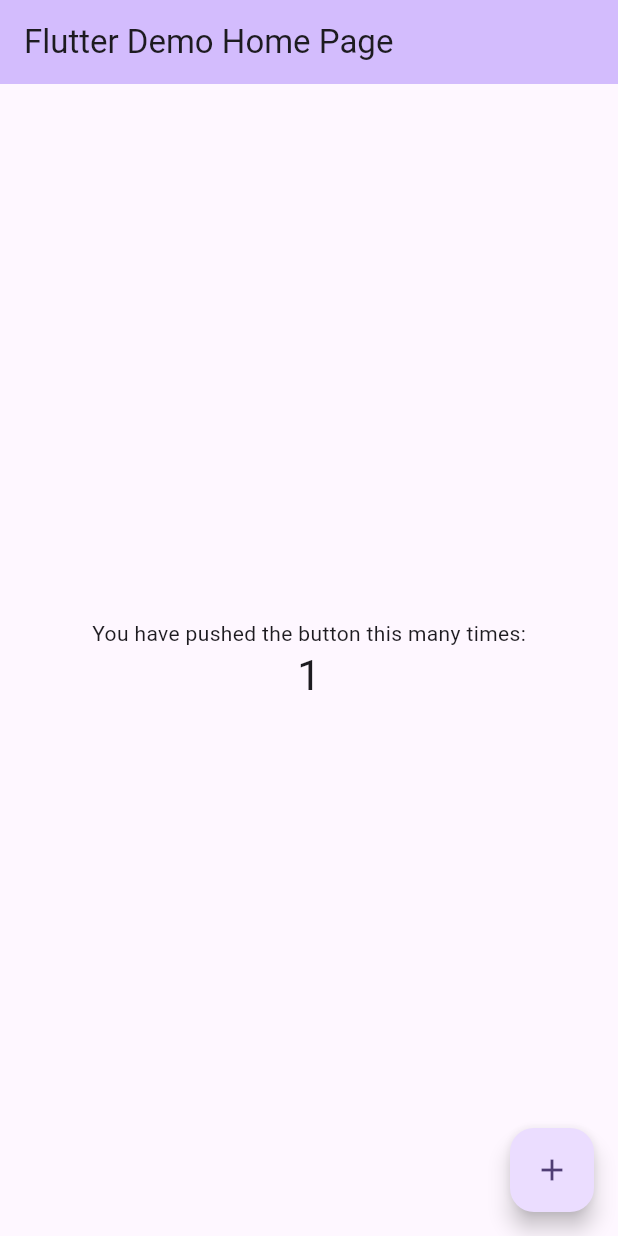
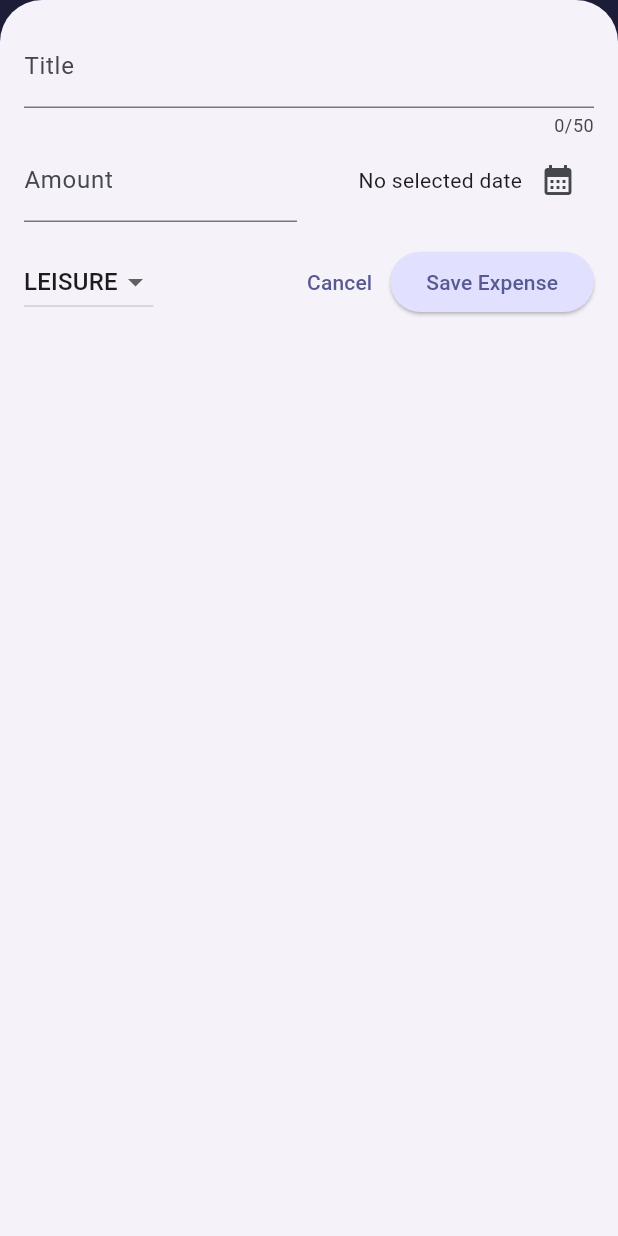
Before and after one commit to fillipessampaio/flutter_expense_tracker, a Flutter app: the screen it shows after launch, after a tap on the "add" icon, on a phone screen of 412 x 824 dp. Run offline on Flutter 3.47's test engine with Material 3 defaults, Android fonts, the phone set to English and light mode, and no system bars.

Commit message:
Second commit

```diff
--- a/lib/main.dart
+++ b/lib/main.dart
@@ -1,125 +1,31 @@
-import 'package:flutter/material.dart';
+import "package:flutter/material.dart";
+import 'package:flutter_expense_tracker/widgets/expenses.dart';
+
+var kColorScheme =
+    ColorScheme.fromSeed(seedColor: const Color.fromARGB(255, 5, 5, 86));
 
 void main() {
-  runApp(const MyApp());
+  runApp(
+    MaterialApp(
+      theme: ThemeData().copyWith(
+        colorScheme: kColorScheme,
+        appBarTheme: const AppBarTheme().copyWith(
+          backgroundColor: kColorScheme.onPrimaryContainer,
+          foregroundColor: kColorScheme.primaryContainer,
+        ),
+        cardTheme: CardTheme().copyWith(
+          color: kColorScheme.secondaryContainer,
+          margin: EdgeInsets.all(8),
+        ),
+        elevatedButtonTheme: ElevatedButtonThemeData(
+          style: ElevatedButton.styleFrom(
+            backgroundColor: kColorScheme.primaryContainer,
+          ),
+        ),
+
+      ),
+      darkTheme: ThemeData.dark().copyWith(),
+      home: const Expenses(),
+    ),
+  );
 }
-
-class MyApp extends StatelessWidget {
-  const MyApp({super.key});
-
-  // This widget is the root of your application.
-  @override
-  Widget build(BuildContext context) {
-    return MaterialApp(
-      title: 'Flutter Demo',
-      theme: ThemeData(
-        // This is the theme of your application.
-        //
-        // TRY THIS: Try running your application with "flutter run". You'll see
-        // the application has a purple toolbar. Then, without quitting the app,
-        // try changing the seedColor in the colorScheme below to Colors.green
-        // and then invoke "hot reload" (save your changes or press the "hot
-        // reload" button in a Flutter-supported IDE, or press "r" if you used
-        // the command line to start the app).
-        //
-        // Notice that the counter didn't reset back to zero; the application
-        // state is not lost during the reload. To reset the state, use hot
-        // restart instead.
-        //
-        // This works for code too, not just values: Most code changes can be
-        // tested with just a hot reload.
-        colorScheme: ColorScheme.fromSeed(seedColor: Colors.deepPurple),
-        useMaterial3: true,
-      ),
-      home: const MyHomePage(title: 'Flutter Demo Home Page'),
-    );
-  }
-}
-
-class MyHomePage extends StatefulWidget {
-  const MyHomePage({super.key, required this.title});
-
-  // This widget is the home page of your application. It is stateful, meaning
-  // that it has a State object (defined below) that contains fields that affect
-  // how it looks.
-
-  // This class is the configuration for the state. It holds the values (in this
-  // case the title) provided by the parent (in this case the App widget) and
-  // used by the build method of the State. Fields in a Widget subclass are
-  // always marked "final".
-
-  final String title;
-
-  @override
-  State<MyHomePage> createState() => _MyHomePageState();
-}
-
-class _MyHomePageState extends State<MyHomePage> {
-  int _counter = 0;
-
-  void _incrementCounter() {
-    setState(() {
-      // This call to setState tells the Flutter framework that something has
-      // changed in this State, which causes it to rerun the build method below
-      // so that the display can reflect the updated values. If we changed
-      // _counter without calling setState(), then the build method would not be
-      // called again, and so nothing would appear to happen.
-      _counter++;
-    });
-  }
-
-  @override
-  Widget build(BuildContext context) {
-    // This method is rerun every time setState is called, for instance as done
-    // by the _incrementCounter method above.
-    //
-    // The Flutter framework has been optimized to make rerunning build methods
-    // fast, so that you can just rebuild anything that needs updating rather
-    // than having to individually change instances of widgets.
-    return Scaffold(
-      appBar: AppBar(
-        // TRY THIS: Try changing the color here to a specific color (to
-        // Colors.amber, perhaps?) and trigger a hot reload to see the AppBar
-        // change color while the other colors stay the same.
-        backgroundColor: Theme.of(context).colorScheme.inversePrimary,
-        // Here we take the value from the MyHomePage object that was created by
-        // the App.build method, and use it to set our appbar title.
-        title: Text(widget.title),
-      ),
-      body: Center(
-        // Center is a layout widget. It takes a single child and positions it
-        // in the middle of the parent.
-        child: Column(
-          // Column is also a layout widget. It takes a list of children and
-          // arranges them vertically. By default, it sizes itself to fit its
-          // children horizontally, and tries to be as tall as its parent.
-          //
-          // Column has various properties to control how it sizes itself and
-          // how it positions its children. Here we use mainAxisAlignment to
-          // center the children vertically; the main axis here is the vertical
-          // axis because Columns are vertical (the cross axis would be
-          // horizontal).
-          //
-          // TRY THIS: Invoke "debug painting" (choose the "Toggle Debug Paint"
-          // action in the IDE, or press "p" in the console), to see the
-          // wireframe for each widget.
-          mainAxisAlignment: MainAxisAlignment.center,
-          children: <Widget>[
-            const Text(
-              'You have pushed the button this many times:',
-            ),
-            Text(
-              '$_counter',
-              style: Theme.of(context).textTheme.headlineMedium,
-            ),
-          ],
-        ),
-      ),
-      floatingActionButton: FloatingActionButton(
-        onPressed: _incrementCounter,
-        tooltip: 'Increment',
-        child: const Icon(Icons.add),
-      ), // This trailing comma makes auto-formatting nicer for build methods.
-    );
-  }
-}
--- /dev/null
+++ b/lib/models/expense.dart
@@ -0,0 +1,58 @@
+import 'package:flutter/material.dart';
+import 'package:uuid/uuid.dart';
+import 'package:intl/intl.dart';
+
+const uuid = Uuid();
+
+DateFormat formatter = DateFormat.yMd();
+
+enum Category { food, travel, leisure, work }
+
+const categoryIcons = {
+  Category.food: Icons.lunch_dining,
+  Category.travel: Icons.flight_takeoff,
+  Category.leisure: Icons.movie,
+  Category.work: Icons.work,
+};
+
+class Expense {
+  Expense({
+    required this.title,
+    required this.amount,
+    required this.date,
+    required this.category,
+  }) : id = uuid.v4();
+
+  final String id;
+  final String title;
+  final double amount;
+  final DateTime date;
+  final Category category;
+
+  String get formattedDate {
+    return formatter.format(date);
+  }
+}
+
+class ExpenseBucket {
+  const ExpenseBucket({
+    required this.category,
+    required this.expenses,
+  });
+
+  ExpenseBucket.forCategory(List<Expense> allExpenses, this.category)
+      : expenses = allExpenses
+            .where((expense) => expense.category == category)
+            .toList();
+
+  final Category category;
+  final List<Expense> expenses;
+
+  double get totalExpenses {
+    double sum = 0;
+    for (final expense in expenses) {
+      sum += expense.amount;
+    }
+    return sum;
+  }
+}
--- /dev/null
+++ b/lib/widgets/chart/chart.dart
@@ -0,0 +1,95 @@
+import 'package:flutter/material.dart';
+
+import 'package:flutter_expense_tracker/widgets/chart/chart_bar.dart';
+import 'package:flutter_expense_tracker/models/expense.dart';
+
+class Chart extends StatelessWidget {
+  const Chart({super.key, required this.expenses});
+
+  final List<Expense> expenses;
+
+  List<ExpenseBucket> get buckets {
+    return [
+      ExpenseBucket.forCategory(expenses, Category.food),
+      ExpenseBucket.forCategory(expenses, Category.leisure),
+      ExpenseBucket.forCategory(expenses, Category.travel),
+      ExpenseBucket.forCategory(expenses, Category.work),
+    ];
+  }
+
+  double get maxTotalExpense {
+    double maxTotalExpense = 0;
+
+    for (final bucket in buckets) {
+      if (bucket.totalExpenses > maxTotalExpense) {
+        maxTotalExpense = bucket.totalExpenses;
+      }
+    }
+
+    return maxTotalExpense;
+  }
+
+  @override
+  Widget build(BuildContext context) {
+    final isDarkMode =
+        MediaQuery.of(context).platformBrightness == Brightness.dark;
+    return Container(
+      margin: const EdgeInsets.all(16),
+      padding: const EdgeInsets.symmetric(
+        vertical: 16,
+        horizontal: 8,
+      ),
+      width: double.infinity,
+      height: 180,
+      decoration: BoxDecoration(
+        borderRadius: BorderRadius.circular(8),
+        gradient: LinearGradient(
+          colors: [
+            Theme.of(context).colorScheme.primary.withOpacity(0.3),
+            Theme.of(context).colorScheme.primary.withOpacity(0.0)
+          ],
+          begin: Alignment.bottomCenter,
+          end: Alignment.topCenter,
+        ),
+      ),
+      child: Column(
+        children: [
+          Expanded(
+            child: Row(
+              crossAxisAlignment: CrossAxisAlignment.end,
+              children: [
+                for (final bucket in buckets) // alternative to map()
+                  ChartBar(
+                    fill: bucket.totalExpenses == 0
+                        ? 0
+                        : bucket.totalExpenses / maxTotalExpense,
+                  )
+              ],
+            ),
+          ),
+          const SizedBox(height: 12),
+          Row(
+            children: buckets
+                .map(
+                  (bucket) => Expanded(
+                    child: Padding(
+                      padding: const EdgeInsets.symmetric(horizontal: 4),
+                      child: Icon(
+                        categoryIcons[bucket.category],
+                        color: isDarkMode
+                            ? Theme.of(context).colorScheme.secondary
+                            : Theme.of(context)
+                                .colorScheme
+                                .primary
+                                .withOpacity(0.7),
+                      ),
+                    ),
+                  ),
+                )
+                .toList(),
+          )
+        ],
+      ),
+    );
+  }
+}
--- /dev/null
+++ b/lib/widgets/chart/chart_bar.dart
@@ -0,0 +1,34 @@
+import 'package:flutter/material.dart';
+
+class ChartBar extends StatelessWidget {
+  const ChartBar({
+    super.key,
+    required this.fill,
+  });
+
+  final double fill;
+
+  @override
+  Widget build(BuildContext context) {
+    final isDarkMode =
+        MediaQuery.of(context).platformBrightness == Brightness.dark;
+    return Expanded(
+      child: Padding(
+        padding: const EdgeInsets.symmetric(horizontal: 4),
+        child: FractionallySizedBox(
+          heightFactor: fill,
+          child: DecoratedBox(
+            decoration: BoxDecoration(
+              shape: BoxShape.rectangle,
+              borderRadius:
+                  const BorderRadius.vertical(top: Radius.circular(8)),
+              color: isDarkMode
+                  ? Theme.of(context).colorScheme.secondary
+                  : Theme.of(context).colorScheme.primary.withOpacity(0.65),
+            ),
+          ),
+        ),
+      ),
+    );
+  }
+}
--- /dev/null
+++ b/lib/widgets/expenses.dart
@@ -0,0 +1,94 @@
+import "package:flutter/material.dart";
+import "package:flutter_expense_tracker/widgets/chart/chart.dart";
+import 'package:flutter_expense_tracker/widgets/expenses_list/expenses_list.dart';
+import "package:flutter_expense_tracker/models/expense.dart";
+import "package:flutter_expense_tracker/widgets/new_expense.dart";
+
+class Expenses extends StatefulWidget {
+  const Expenses({super.key});
+
+  @override
+  State<Expenses> createState() => _ExpensesState();
+}
+
+class _ExpensesState extends State<Expenses> {
+  final List<Expense> _registeredExpenses = [
+    Expense(
+      title: 'Flutter course',
+      amount: 19.90,
+      date: DateTime.now(),
+      category: Category.work,
+    ),
+    Expense(
+      title: 'Cinema',
+      amount: 8.99,
+      date: DateTime.now(),
+      category: Category.leisure,
+    ),
+  ];
+
+  void _openAddExpenseOverlay() {
+    showModalBottomSheet(
+      isScrollControlled: true,
+      useSafeArea: true,
+      context: context,
+      builder: (ctx) => NewExpense(onAddExpense: _addExpense),
+    );
+  }
+
+  void _addExpense(Expense expense) {
+    setState(() {
+      _registeredExpenses.add(expense);
+    });
+  }
+
+  void _removeExpense(Expense expense) {
+    final expenseIndex = _registeredExpenses.indexOf(expense);
+    setState(() {
+      _registeredExpenses.remove(expense);
+    });
+    ScaffoldMessenger.of(context).clearSnackBars();
+    ScaffoldMessenger.of(context).showSnackBar(
+      SnackBar(
+        duration: const Duration(seconds: 3),
+        content: const Text('Expense deleted.'),
+        action: SnackBarAction(
+            label: 'Undo',
+            onPressed: () {
+              setState(() {
+                _registeredExpenses.insert(expenseIndex, expense);
+              });
+            }),
+      ),
+    );
+  }
+
+  @override
+  Widget build(BuildContext context) {
+    Widget mainContent = const Center(child: Text('No expense registered. Please add some.'));
+
+    if (_registeredExpenses.isNotEmpty) {
+      mainContent = ExpensesList(expenses: _registeredExpenses, onRemoveExpense: _removeExpense);
+    }
+
+    return Scaffold(
+      appBar: AppBar(
+        title: const Text('My Expenses Tracker'),
+        actions: [
+          IconButton(
+            onPressed: _openAddExpenseOverlay,
+            icon: const Icon(Icons.add),
+          ),
+        ],
+      ),
+      body: Column(
+        children: [
+          Chart(expenses: _registeredExpenses),
+          Expanded(
+            child: mainContent
+          ),
+        ],
+      ),
+    );
+  }
+}
--- /dev/null
+++ b/lib/widgets/expenses_list/expense_item.dart
@@ -0,0 +1,36 @@
+import 'package:flutter/material.dart';
+import 'package:flutter_expense_tracker/models/expense.dart';
+
+class ExpenseItem extends StatelessWidget {
+  const ExpenseItem({super.key, required this.expense});
+
+  final Expense expense;
+
+  @override
+  Widget build(BuildContext context) {
+    return Card(
+      child: Padding(
+        padding: const EdgeInsets.all(16),
+        child: Column(
+          crossAxisAlignment: CrossAxisAlignment.start,
+          children: [
+            Text(expense.title),
+            Row(
+              children: [
+                Text('\$${expense.amount.toStringAsFixed(2)}'),
+                const Spacer(),
+                Row(
+                  children: [
+                    Icon(categoryIcons[expense.category]),
+                    const SizedBox(width: 8),
+                    Text(expense.formattedDate),
+                  ],
+                ),
+              ],
+            ),
+          ],
+        ),
+      ),
+    );
+  }
+}
--- /dev/null
+++ b/lib/widgets/expenses_list/expenses_list.dart
@@ -0,0 +1,26 @@
+import 'package:flutter/material.dart';
+import 'package:flutter_expense_tracker/models/expense.dart';
+import 'package:flutter_expense_tracker/widgets/expenses_list/expense_item.dart';
+
+class ExpensesList extends StatelessWidget {
+  const ExpensesList({
+    super.key,
+    required this.expenses,
+    required this.onRemoveExpense,
+  });
+
+  final List<Expense> expenses;
+  final void Function(Expense expense) onRemoveExpense;
+
+  @override
+  Widget build(BuildContext context) {
+    return ListView.builder(
+      itemCount: expenses.length,
+      itemBuilder: (ctx, index) => Dismissible(
+        key: ValueKey(expenses[index]),
+        onDismissed: (direction) => onRemoveExpense(expenses[index]),
+        child: ExpenseItem(expense: expenses[index]),
+      ),
+    );
+  }
+}
--- /dev/null
+++ b/lib/widgets/new_expense.dart
@@ -0,0 +1,165 @@
+import 'package:flutter/material.dart';
+import 'package:flutter_expense_tracker/models/expense.dart';
+
+class NewExpense extends StatefulWidget {
+  const NewExpense({super.key, required this.onAddExpense});
+
+  final void Function(Expense expense) onAddExpense;
+
+  @override
+  State<NewExpense> createState() => _NewExpenseState();
+}
+
+class _NewExpenseState extends State<NewExpense> {
+  final _titleController = TextEditingController();
+  final _amountController = TextEditingController();
+  DateTime? _selectedDate;
+  Category _selectedCategory = Category.leisure;
+
+  void _presentDatePicker() async {
+    final now = DateTime.now();
+    final firstDate = DateTime(now.year - 1, now.month, now.day);
+    final pickedDate = await showDatePicker(
+      context: context,
+      firstDate: firstDate,
+      lastDate: now,
+      initialDate: now,
+    );
+    setState(() {
+      _selectedDate = pickedDate;
+    });
+  }
+
+  void _submitExpenseData() {
+    final titleIsInvalid = _titleController.text.trim().isEmpty;
+    final enteredAmount = double.tryParse(_amountController.text.trim());
+    final amountIsInvalid = enteredAmount == null || enteredAmount <= 0;
+    final dateIsInvalid = _selectedDate == null;
+    if (titleIsInvalid || amountIsInvalid || dateIsInvalid) {
+      showDialog(
+        context: context,
+        builder: (ctx) => AlertDialog(
+          title: const Text('Invalid input'),
+          content: const Text(
+              'Please make sure a valid title, amount, date, and category was entered.'),
+          actions: [
+            TextButton(
+              onPressed: () {
+                Navigator.pop(ctx);
+              },
+              child: const Text('Okay'),
+            ),
+          ],
+        ),
+      );
+      return;
+    }
+
+    widget.onAddExpense(
+      Expense(
+          title: _titleController.text.trim(),
+          amount: enteredAmount,
+          date: _selectedDate!,
+          category: _selectedCategory),
+    );
+    Navigator.pop(context);
+  }
+
+  @override
+  void dispose() {
+    _titleController.dispose();
+    _amountController.dispose();
+    super.dispose();
+  }
+
+  @override
+  Widget build(BuildContext context) {
+    return Padding(
+      padding: const EdgeInsets.all(16),
+      child: Column(
+        children: [
+          TextField(
+            controller: _titleController,
+            maxLength: 50,
+            decoration: const InputDecoration(
+              label: Text('Title'),
+            ),
+          ),
+          Row(
+            children: [
+              Expanded(
+                child: TextField(
+                  controller: _amountController,
+                  keyboardType: TextInputType.number,
+                  decoration: const InputDecoration(
+                    prefix: Text('\$ '),
+                    label: Text('Amount'),
+                  ),
+                ),
+              ),
+              const SizedBox(
+                width: 16,
+              ),
+              Expanded(
+                child: Row(
+                  mainAxisAlignment: MainAxisAlignment.end,
+                  crossAxisAlignment: CrossAxisAlignment.center,
+                  children: [
+                    Text(_selectedDate == null
+                        ? 'No selected date'
+                        : formatter.format(_selectedDate!)),
+                    IconButton(
+                      onPressed: _presentDatePicker,
+                      icon: const Icon(
+                        Icons.calendar_month,
+                      ),
+                    ),
+                  ],
+                ),
+              ),
+            ],
+          ),
+          const SizedBox(
+            height: 16,
+          ),
+          Row(
+            children: [
+              DropdownButton(
+                value: _selectedCategory,
+                items: Category.values
+                    .map(
+                      (category) => DropdownMenuItem(
+                        value: category,
+                        child: Text(
+                          category.name.toUpperCase(),
+                        ),
+                      ),
+                    )
+                    .toList(),
+                onChanged: (value) {
+                  if (value == null) {
+                    return;
+                  }
+                  setState(() {
+                    _selectedCategory = value;
+                  });
+                },
+              ),
+              const Spacer(),
+              TextButton(
+                onPressed: () {
+                  Navigator.pop(context);
+                },
+                child: const Text('Cancel'),
+              ),
+              ElevatedButton(
+                onPressed: _submitExpenseData,
+                child: const Text('Save Expense'),
+              ),
+            ],
+          ),
+        ],
+      ),
+    );
+  }
+}
--- a/pubspec.yaml
+++ b/pubspec.yaml
@@ -35,6 +35,8 @@ dependencies:
   # The following adds the Cupertino Icons font to your application.
   # Use with the CupertinoIcons class for iOS style icons.
   cupertino_icons: ^1.0.2
+  uuid: ^4.2.2
+  intl: ^0.19.0
 
 dev_dependencies:
   flutter_test:
```
Also changed, not shown: pubspec.lock.
